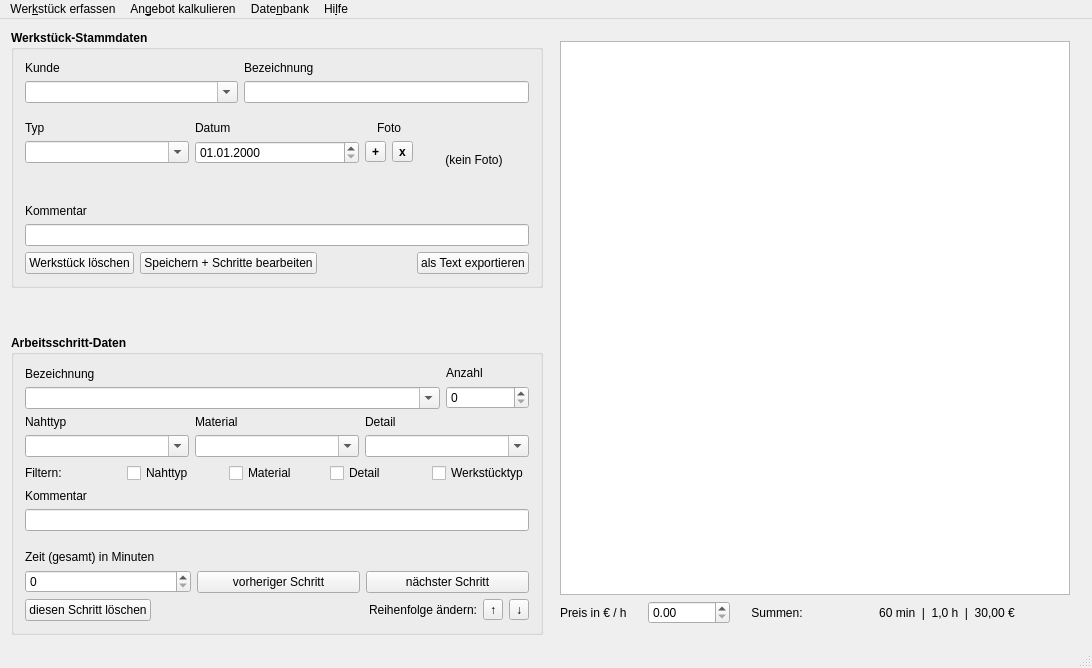
Old version of the form tailors_assistant/mainwindow.ui in the repository flauschzelle/tailors-assistant.
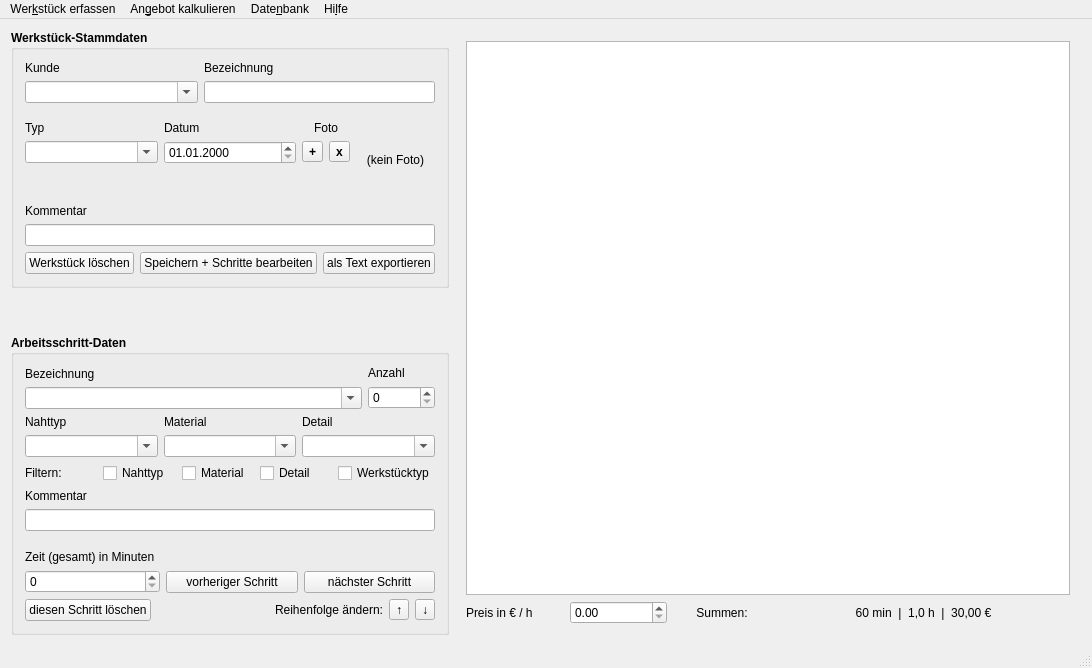
New version of the form.

Commit message: resize step table colums after changing step data with variable lengths. Also changed the alignment of the header text in the step table.

Patch:
```diff
--- a/tailors_assistant/mainwindow.ui
+++ b/tailors_assistant/mainwindow.ui
@@ -16,7 +16,7 @@
   <widget class="QWidget" name="centralWidget">
    <layout class="QHBoxLayout" name="horizontalLayout">
     <item>
-     <layout class="QHBoxLayout" name="horizontalLayout_14">
+     <layout class="QHBoxLayout" name="horizontalLayout_14" stretch="1,3">
       <item>
        <layout class="QVBoxLayout" name="verticalLayout_19" stretch="0,0,0">
         <property name="spacing">
@@ -860,6 +860,9 @@
            <attribute name="horizontalHeaderMinimumSectionSize">
             <number>24</number>
            </attribute>
+           <attribute name="horizontalHeaderStretchLastSection">
+            <bool>true</bool>
+           </attribute>
            <attribute name="verticalHeaderVisible">
             <bool>false</bool>
            </attribute>
```
The commit also changes 1 other file.
